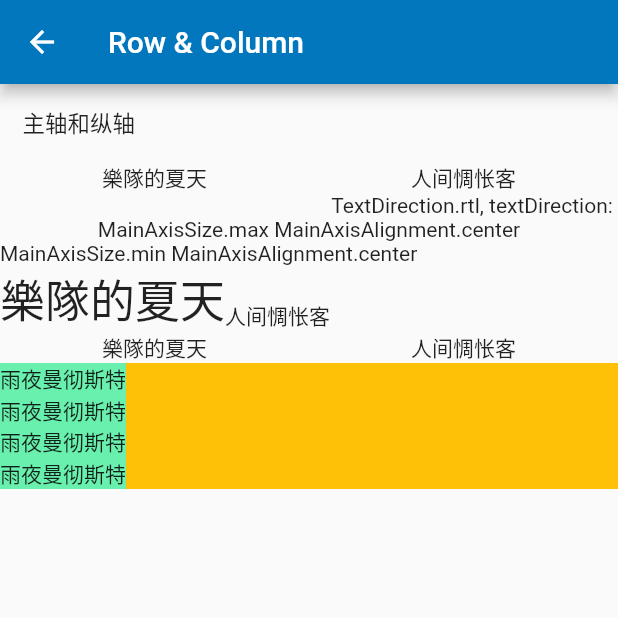
After one commit to anthonywj/flutter_learn, a Flutter app: the LayoutListPage screen opened directly, after a tap on "Row & Column", on a phone screen of 412 x 824 dp, the top half of it. The commit adds this screen. Run offline on Flutter 3.47's test engine with Material 2 defaults, Android fonts, the phone set to English and light mode, and no system bars; our stand-ins replace transparent_image.

Commit message:
基础组件

```diff
--- /dev/null
+++ b/lib/widgets/layout/LayoutListPage.dart
@@ -0,0 +1,42 @@
+import 'package:flutter/material.dart';
+
+import '../../PageBean.dart';
+import 'FlexPage.dart';
+import 'RowColumnPage.dart';
+import 'StackPage.dart';
+import 'WrapPage.dart';
+
+class LayoutListPage extends StatefulWidget {
+  @override
+  State<StatefulWidget> createState() {
+    // TODO: implement createState
+    return _LayoutListPage();
+  }
+}
+
+class _LayoutListPage extends State<LayoutListPage> {
+  @override
+  Widget build(BuildContext context) {
+    // TODO: implement build
+    final List<PageBean> pages = new List();
+    pages.add(new PageBean("Row & Column", new RowColumnPage()));
+    pages.add(new PageBean("Flex", new FlexPage()));
+    pages.add(new PageBean("WrapPage", new WrapPage()));
+    pages.add(new PageBean("StackPage", new StackPage()));
+    return new Scaffold(
+      body: new ListView.builder(
+          itemCount: pages.length,
+          itemBuilder: (context, index) {
+            return new ListTile(
+              title: new Text(pages[index].title),
+              onTap: () {
+                Navigator.push(
+                    context,
+                    new MaterialPageRoute(
+                        builder: (context) => pages[index].page));
+              },
+            );
+          }),
+    );
+  }
+}
--- /dev/null
+++ b/lib/widgets/layout/RowColumnPage.dart
@@ -0,0 +1,103 @@
+import 'package:flutter/material.dart';
+
+class RowColumnPage extends StatefulWidget {
+  @override
+  State<StatefulWidget> createState() {
+    // TODO: implement createState
+    return _RowColumnPage();
+  }
+}
+
+class _RowColumnPage extends State<RowColumnPage> {
+  @override
+  Widget build(BuildContext context) {
+    // TODO: implement build
+    return new Scaffold(
+        appBar: AppBar(
+          title: Text("Row & Column"),
+        ),
+        body: new ListView(
+          children: <Widget>[
+            Padding(
+              padding: EdgeInsets.all(15.0),
+              child: new Text(
+                "主轴和纵轴",
+                style: TextStyle(fontSize: 15),
+              ),
+            ),
+            Column(
+              crossAxisAlignment: CrossAxisAlignment.start,
+              children: <Widget>[
+                Row(
+                  mainAxisAlignment: MainAxisAlignment.spaceAround,
+                  children: <Widget>[
+                    Text("樂隊的夏天"),
+                    Text("人间惆怅客"),
+                  ],
+                ),
+                Row(
+                  textDirection: TextDirection.rtl,
+                  children: <Widget>[
+                    Text(" textDirection: "),
+                    Text("TextDirection.rtl,"),
+                  ],
+                ),
+                Row(
+                  mainAxisSize: MainAxisSize.max,
+                  mainAxisAlignment: MainAxisAlignment.center,
+                  children: <Widget>[
+                    Text("MainAxisSize.max"),
+                    Text(" MainAxisAlignment.center"),
+                  ],
+                ),
+                Row(
+                  mainAxisSize: MainAxisSize.min,
+                  mainAxisAlignment: MainAxisAlignment.start,
+                  children: <Widget>[
+                    Text("MainAxisSize.min "),
+                    Text("MainAxisAlignment.center"),
+                  ],
+                ),
+                Row(
+                  crossAxisAlignment: CrossAxisAlignment.start,
+                  verticalDirection: VerticalDirection.up,
+                  children: <Widget>[
+                    Text(
+                      "樂隊的夏天",
+                      style: TextStyle(fontSize: 30.0),
+                    ),
+                    Text("人间惆怅客"),
+                  ],
+                ),
+                Row(
+                  mainAxisAlignment: MainAxisAlignment.spaceAround,
+                  children: <Widget>[
+                    Text("樂隊的夏天"),
+                    Text("人间惆怅客"),
+                  ],
+                ),
+              ],
+            ),
+            Container(
+              color: Colors.amber,
+              child: Column(
+                crossAxisAlignment: CrossAxisAlignment.start,
+                children: <Widget>[
+                  Container(
+                    color: Colors.greenAccent,
+                    child: Column(
+                      children: <Widget>[
+                        Text("雨夜曼彻斯特"),
+                        Text("雨夜曼彻斯特"),
+                        Text("雨夜曼彻斯特"),
+                        Text("雨夜曼彻斯特"),
+                      ],
+                    ),
+                  )
+                ],
+              ),
+            ),
+          ],
+        ));
+  }
+}
```
Also changed, not shown: lib/widgets/WidgetsPage.dart (+13 -2 lines), lib/widgets/basics/TextFieldPage.dart (+13 -2 lines), lib/widgets/basics/TextFormPage.dart (added, +78 -0 lines), lib/widgets/container/ConstrainedSizePage.dart (added, +29 -0 lines), lib/widgets/container/ContainerListPage.dart (added, +36 -0 lines), lib/widgets/container/PaddingPage.dart (added, +48 -0 lines), lib/widgets/layout/FlexPage.dart (added, +82 -0 lines), lib/widgets/layout/StackPage.dart (added, +41 -0 lines), lib/widgets/layout/WrapPage.dart (added, +78 -0 lines).
